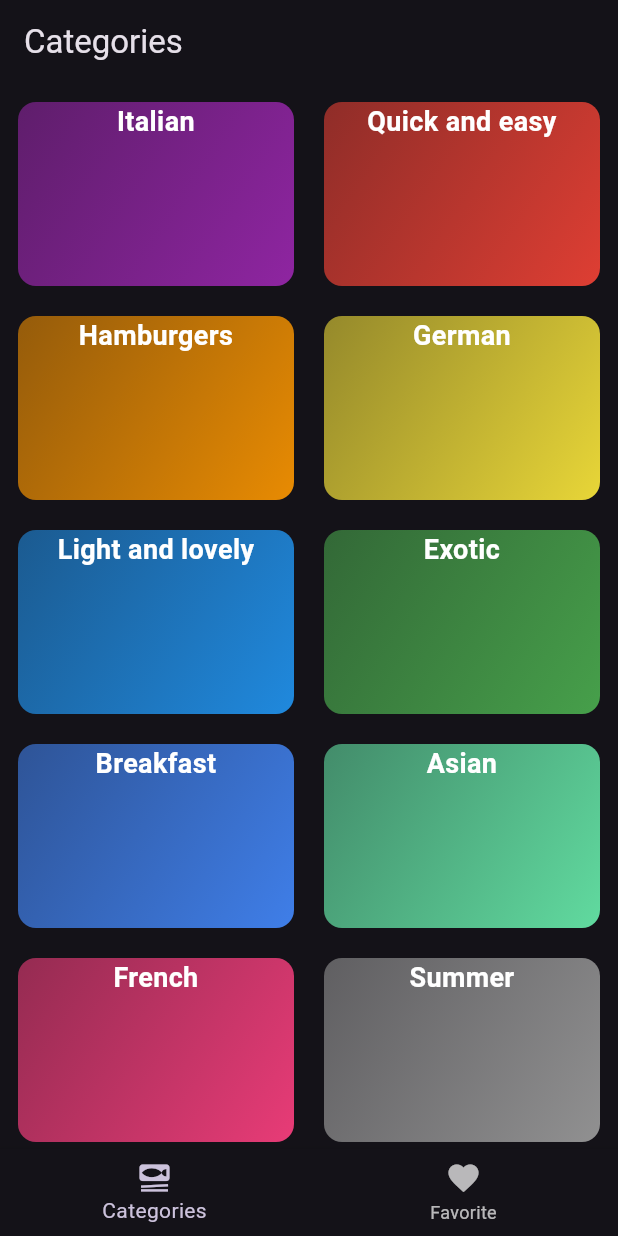
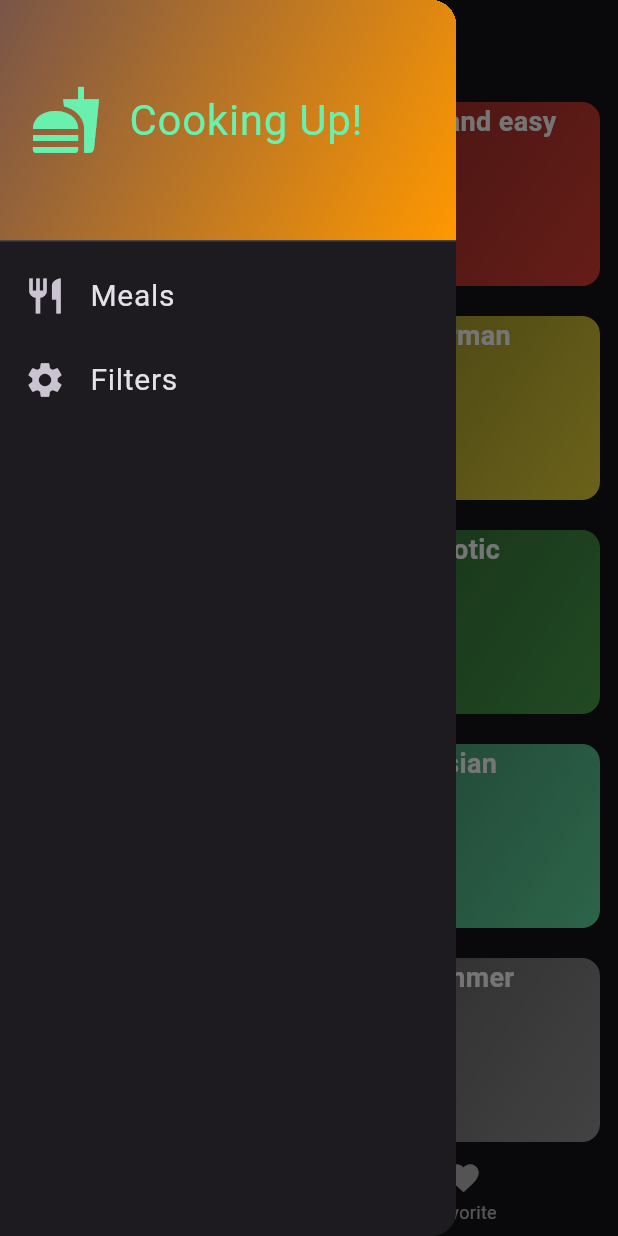
Before and after one commit to measmita-git/meals_app, a Flutter app: the screen it shows after launch, with the side drawer open (before the commit the screen has no drawer), on a phone screen of 412 x 824 dp. Run offline on Flutter 3.47's test engine with Material 3 defaults, Android fonts, the phone set to English and light mode, and no system bars; our stand-ins replace transparent_image.

```diff
--- a/lib/screens/categories.dart
+++ b/lib/screens/categories.dart
@@ -6,22 +6,27 @@ import 'package:meals_app/screens/meals.dart';
 import 'package:meals_app/widgets/category_grid_item.dart';
 
 import '../models/category.dart';
+import '../models/meal.dart';
+
 
 
 class CategoriesScreen extends StatelessWidget{
-  const CategoriesScreen({super.key});
+  const CategoriesScreen({super.key, required this.onTogglefavorite});
+
+  final void Function(Meal meal) onTogglefavorite;
 
   void _selectCategory(BuildContext context,Category category) {
     final filteredMeals=dummyMeals.where((meals) => meals.categories.contains(category.id)).toList();
     Navigator.push(
         context,
         MaterialPageRoute(
-            builder: (context) => MealsScreen(title:category.title, meals: filteredMeals)));
+            builder: (context) => MealsScreen(title:category.title, meals: filteredMeals, onTogglefavorite: onTogglefavorite,)));
   }
 
   @override
   Widget build(BuildContext context) {
     return GridView(
+
         padding: EdgeInsets.all(12.0),
         gridDelegate: SliverGridDelegateWithFixedCrossAxisCount(
             crossAxisCount: 2,
--- a/lib/screens/meals.dart
+++ b/lib/screens/meals.dart
@@ -7,13 +7,14 @@ import 'package:meals_app/widgets/meal_item.dart';
 import 'meal_details.dart';
 
 class MealsScreen extends StatelessWidget {
-  const MealsScreen({super.key,required this.title,required this.meals });
+  const MealsScreen({super.key,required this.title,required this.meals,required this.onTogglefavorite });
 
   final String? title;
   final List<Meal> meals;
+  final void Function(Meal meal) onTogglefavorite;
 
   void selectMeal(BuildContext context,Meal meal){
-    Navigator.push(context, MaterialPageRoute(builder: (context)=>MealDetailsScreen(meal: meal,)));
+    Navigator.push(context, MaterialPageRoute(builder: (context)=>MealDetailsScreen(meal: meal, onTogglefavorite:  onTogglefavorite)));
   }
 
 
--- a/lib/screens/tabsScreen.dart
+++ b/lib/screens/tabsScreen.dart
@@ -1,7 +1,12 @@
 import 'package:flutter/cupertino.dart';
 import 'package:flutter/material.dart';
 import 'package:meals_app/screens/categories.dart';
+import 'package:meals_app/screens/filters_screen.dart';
+
 import 'package:meals_app/screens/meals.dart';
+import 'package:meals_app/widgets/main_drawer.dart';
+
+import '../models/meal.dart';
 
 class TabsScreen extends StatefulWidget {
   const TabsScreen({super.key});
@@ -19,22 +24,54 @@ class _TabsScreenState extends State<TabsScreen> {
     });
   }
 
-  void _onTapped(){
-    setState(() {
-      _selectedPageIndex = 1;
-    });
+  void _setScreen(String identifier) {
+    Navigator.of(context).pop();
+    if (identifier == 'filters') {
+      Navigator.of(context)
+          .push(MaterialPageRoute(builder: (context) => FiltersScreen()));
+    }
+  }
+
+  void _showInfoMessage(String message){
+    ScaffoldMessenger.of(context).clearSnackBars();
+    ScaffoldMessenger.of(context).showSnackBar(SnackBar(content: Text(message)));
+
+
+  }
+
+  final List<Meal> _favoriteMeals =[];
+  void _toggleMealfavoriteStatus(Meal meal){
+    final isExisting = _favoriteMeals.contains(meal);
+    if(isExisting){
+      setState(() {
+        _favoriteMeals.remove(meal);
+      });
+      _showInfoMessage('Meal is no longer a favorite.');
+
+    }else{
+      setState(() {
+        _favoriteMeals.add(meal);
+        _showInfoMessage('Marked as favorite!');
+      });
+
+    }
   }
 
   @override
   Widget build(BuildContext context) {
-    Widget activePage = const CategoriesScreen();
+    Widget activePage = CategoriesScreen(onTogglefavorite: _toggleMealfavoriteStatus,);
     var activePageTitle ='Categories';
     if (_selectedPageIndex == 1) {
-      activePage = MealsScreen(title: 'Favorites', meals: []);
+      activePage = MealsScreen(title: '', meals: _favoriteMeals, onTogglefavorite: _toggleMealfavoriteStatus,);
       activePageTitle ='Your favorites';
     }
     return Scaffold(
-      appBar: AppBar(title: Text(activePageTitle),),
+      appBar: AppBar(
+        title: Text(
+          activePageTitle,
+        ),
+      ),
+      drawer: MainDrawer(onSelectScreen: _setScreen),
       body: activePage,
       bottomNavigationBar: BottomNavigationBar(
         currentIndex: _selectedPageIndex,
--- /dev/null
+++ b/lib/widgets/main_drawer.dart
@@ -0,0 +1,75 @@
+import 'package:flutter/cupertino.dart';
+import 'package:flutter/material.dart';
+
+class MainDrawer extends StatelessWidget {
+  const MainDrawer({super.key,required this.onSelectScreen});
+
+  final void Function(String identifier) onSelectScreen;
+
+
+
+
+  Widget build(BuildContext context) {
+    return Drawer(
+      child: Column(
+        children: [
+          const DrawerHeader(
+            padding: EdgeInsets.all(20),
+            decoration: BoxDecoration(
+              gradient: LinearGradient(
+                colors: [
+                  Colors.brown,
+                  Colors.orange,
+                ],
+                begin: Alignment.topLeft,
+                end: Alignment.bottomRight,
+              ),
+            ),
+            child: Row(
+              children: [
+                Icon(
+                  Icons.fastfood,
+                  size: 48,
+                  color: Colors.greenAccent,
+                ),
+                SizedBox(
+                  width: 18,
+                ),
+                Text(
+                  'Cooking Up!',
+                  style: TextStyle(color: Colors.greenAccent, fontSize: 28),
+                ),
+              ],
+            ),
+          ),
+          ListTile(
+            leading: const Icon(
+              Icons.restaurant,
+              size: 28,
+            ),
+            title: const Text(
+              'Meals',
+              style: TextStyle(fontSize: 20),
+            ),
+            onTap: () {
+                onSelectScreen('meals');
+            },
+          ),
+          ListTile(
+            leading: const Icon(
+              Icons.settings,
+              size: 28,
+            ),
+            title: const Text(
+              'Filters',
+              style: TextStyle(fontSize: 20),
+            ),
+            onTap: () {
+              onSelectScreen('filters');
+            },
+          ),
+        ],
+      ),
+    );
+  }
+}
```
Also changed, not shown: lib/screens/filters_screen.dart (added, +82 -0 lines), lib/screens/meal_details.dart (+11 -2 lines).
